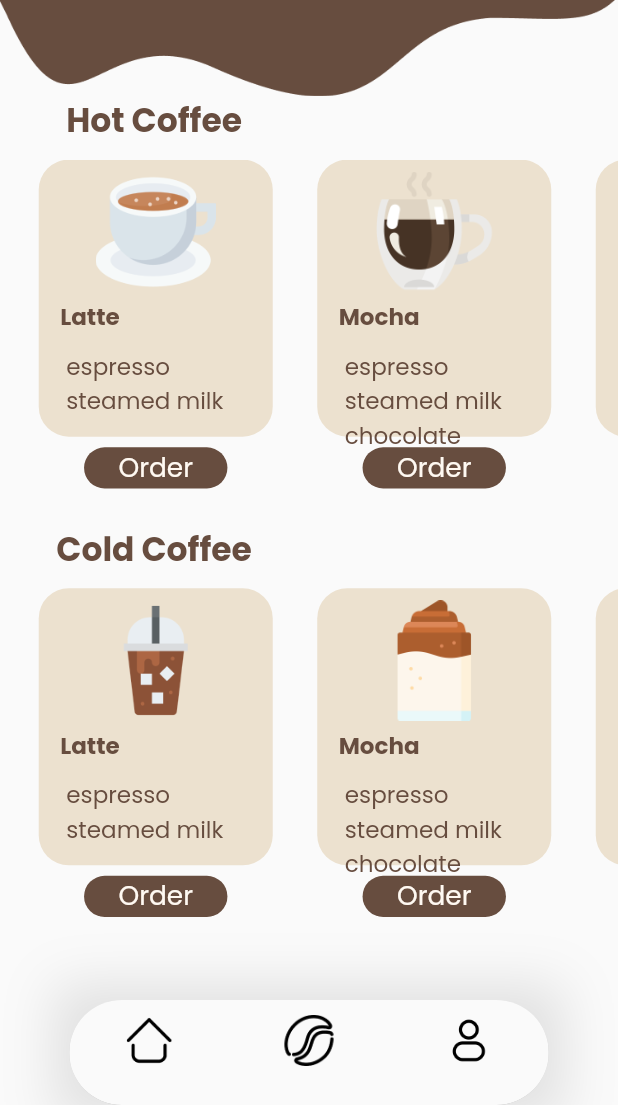
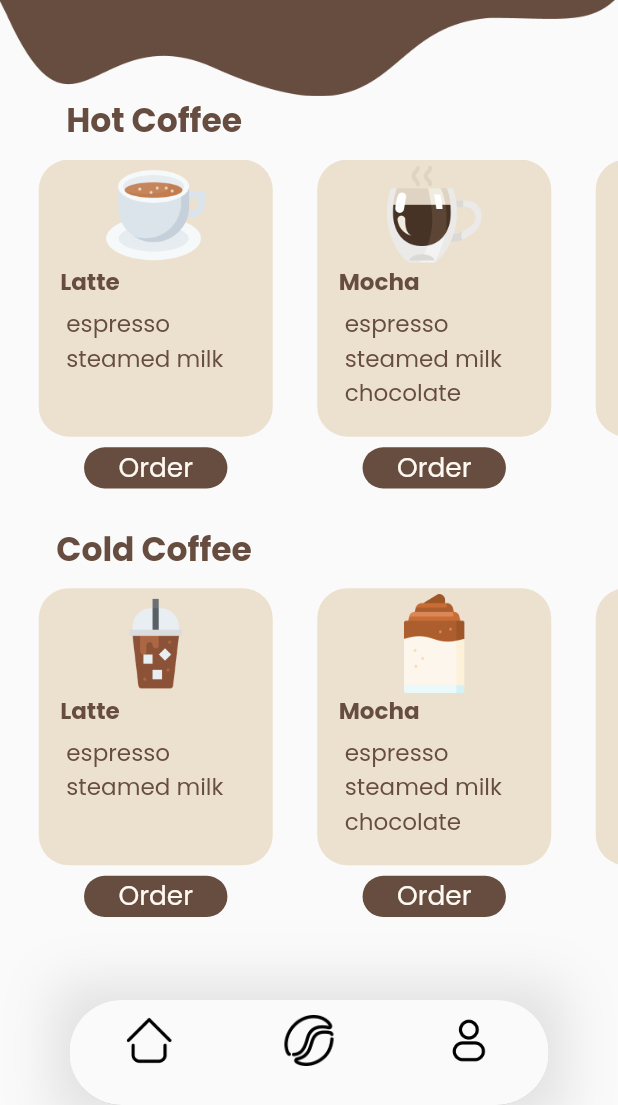
Before and after one commit to 4abdullayev/second_exam, a Flutter app: the screen it shows after launch, after a tap on "Second screen", on a phone screen of 412 x 824 dp, the part 131-1236 px from its top. Run offline on Flutter 3.47's test engine with Material 2 defaults, Android fonts, the phone set to English and light mode, and no system bars; drawn by our look-alikes of zoom_tap_animation.

Commit message:
some changes added

```diff
--- a/lib/ui/first/first_screen.dart
+++ b/lib/ui/first/first_screen.dart
@@ -22,12 +22,13 @@ class FirstScreen extends StatelessWidget {
           toolbarHeight: 0,
           elevation: 0,
         ),
-        body: Column(
+        body: SingleChildScrollView(
+          child: Column(
             crossAxisAlignment: CrossAxisAlignment.center,
             children: [
               Stack(
                 children: [
-                Image.asset(AppImages.first_back),
+                  Image.asset(AppImages.first_back,width: double.infinity,),
                   Container(
                     margin: EdgeInsets.only(left: width*(45/375),top: height*(56/812)),
                     child: Row(
@@ -93,6 +94,7 @@ class FirstScreen extends StatelessWidget {
             ],
           ),
         ),
+      ),
     );
   }
 }
--- a/lib/ui/second/second_screen.dart
+++ b/lib/ui/second/second_screen.dart
@@ -18,11 +18,12 @@ class SecondScreen extends StatelessWidget {
           toolbarHeight: 0,
           elevation: 0,
         ),
-        body: Column(
+        body: SingleChildScrollView(
+          child: Column(
             children: [
               Stack(
                 children: [
-                Image.asset(AppImages.second_back),
+                  Image.asset(AppImages.second_back,width: double.infinity,),
                   Container(
                     margin: EdgeInsets.only(left: width*(29/375),top: height*(20/812)),
                     child: Row(
@@ -112,7 +113,9 @@ class SecondScreen extends StatelessWidget {
                     ],
                   )
               ),
+              SizedBox(height: height*(10/812),)
             ],
+          )
         ),
         bottomNavigationBar: Container(
           height: height*(69/812),
--- a/lib/ui/second/widgets/containers_in_list.dart
+++ b/lib/ui/second/widgets/containers_in_list.dart
@@ -1,6 +1,5 @@
 import 'package:flutter/material.dart';
 import '../../../utils/colors.dart';
-import '../../../utils/images.dart';
 
 class ContainerScreen extends StatelessWidget {
 
@@ -17,7 +16,7 @@ class ContainerScreen extends StatelessWidget {
     double height = MediaQuery.of(context).size.height;
     double width = MediaQuery.of(context).size.width;
     return Container(
-        padding: EdgeInsets.symmetric(horizontal: width*(13/375),vertical: height*(8/812)),
+        padding: EdgeInsets.symmetric(horizontal: width*(13/375),vertical: height*(4/812)),
         width: width*(142/375),
         height: height*(182/812),
         decoration: BoxDecoration(
@@ -27,12 +26,11 @@ class ContainerScreen extends StatelessWidget {
         child: Column(
           crossAxisAlignment: CrossAxisAlignment.start,
           children: [
-            Center(child: Image.asset(photo,width: width*(73/375),)),
-            SizedBox(height: height*(5/812),),
+            Center(child: Image.asset(photo,width: width*(60/375),)),
             Text(coffeeType,
               style: TextStyle(color: AppColors.C_674D3F,fontSize: width*(14/375),fontWeight: FontWeight.w700,fontFamily: "Poppins"),
             ),
-            SizedBox(height: height*(10/812),),
+            SizedBox(height: height*(5/812),),
             Text(addition1,
               style: TextStyle(color: AppColors.C_674D3F,fontSize: width*(14/375),fontFamily: "Poppins"),
             ),
--- a/lib/ui/third/third_screen.dart
+++ b/lib/ui/third/third_screen.dart
@@ -56,12 +56,14 @@ class ThirdScreen extends StatelessWidget {
                   )
                 ],
               ),
+              SizedBox(height: height*(20/812),),
               TextFieldScreen(title: 'Username', text: 'juackie_johkn', keyType: TextInputType.text,),
               TextFieldScreen(title: 'First name', text: 'juackie', keyType: TextInputType.text,),
               TextFieldScreen(title: 'Last name', text: 'johkn', keyType: TextInputType.text,),
               TextFieldScreen(title: 'Date of birth', text: '25 march 2001', keyType: TextInputType.text,),
-              SizedBox(height: height*(50/812),),
+              SizedBox(height: height*(30/812),),
               ButtonScreen(text: "Sign out"),
+              SizedBox(height: height*(21/812),),
             ],
           ),
         ),
```
Lines whose indentation alone changed are shown as unchanged.
